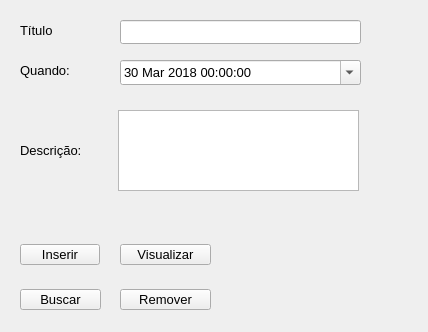
Above: Agenda/agenda.ui from AndersonS001/Estrutura-de-Dados before the change. Below: the same form after it.
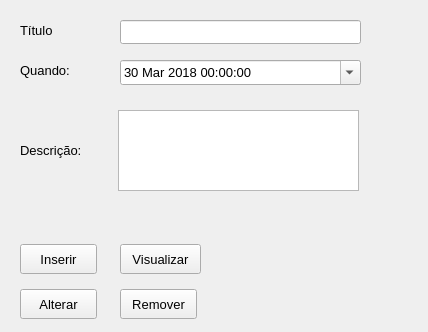
That is the form after the change.

The edit to the form file:
```diff
--- a/Agenda/agenda.ui
+++ b/Agenda/agenda.ui
@@ -19,8 +19,8 @@
      <rect>
       <x>20</x>
       <y>244</y>
-      <width>80</width>
-      <height>21</height>
+      <width>77</width>
+      <height>30</height>
      </rect>
     </property>
     <property name="font">
@@ -99,8 +99,8 @@
      <rect>
       <x>120</x>
       <y>244</y>
-      <width>91</width>
-      <height>21</height>
+      <width>81</width>
+      <height>30</height>
      </rect>
     </property>
     <property name="font">
@@ -166,31 +166,13 @@
      <string>Descrição:</string>
     </property>
    </widget>
-   <widget class="QPushButton" name="btnBuscar">
-    <property name="geometry">
-     <rect>
-      <x>20</x>
-      <y>289</y>
-      <width>81</width>
-      <height>21</height>
-     </rect>
-    </property>
-    <property name="font">
-     <font>
-      <pointsize>10</pointsize>
-     </font>
-    </property>
-    <property name="text">
-     <string>Buscar</string>
-    </property>
-   </widget>
    <widget class="QPushButton" name="btnRemover">
     <property name="geometry">
      <rect>
       <x>120</x>
       <y>289</y>
-      <width>91</width>
-      <height>21</height>
+      <width>77</width>
+      <height>30</height>
      </rect>
     </property>
     <property name="font">
@@ -202,6 +184,24 @@
      <string>Remover</string>
     </property>
    </widget>
+   <widget class="QPushButton" name="btnAlterar">
+    <property name="geometry">
+     <rect>
+      <x>20</x>
+      <y>289</y>
+      <width>77</width>
+      <height>30</height>
+     </rect>
+    </property>
+    <property name="font">
+     <font>
+      <pointsize>10</pointsize>
+     </font>
+    </property>
+    <property name="text">
+     <string>Alterar</string>
+    </property>
+   </widget>
   </widget>
  </widget>
  <layoutdefault spacing="6" margin="11"/>
```
